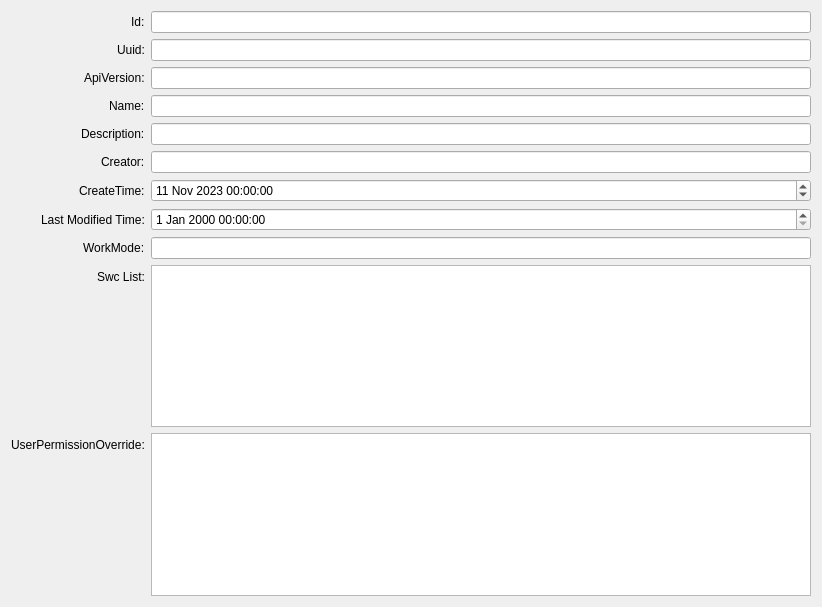
Above: src/ui/editorprojectmetainfo.ui from kiraYuukiAsuna/SwcDbmsQtClient before the change. Below: the same form after it.
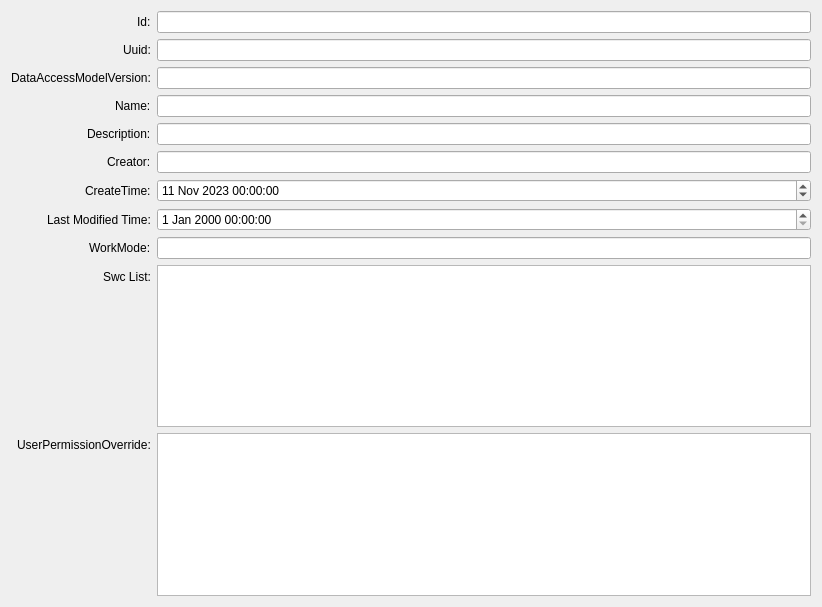
That is the form after the change.

```diff
--- a/src/ui/editorprojectmetainfo.ui
+++ b/src/ui/editorprojectmetainfo.ui
@@ -45,7 +45,7 @@
      <item row="2" column="0">
       <widget class="QLabel" name="label_3">
        <property name="text">
-        <string>ApiVersion:</string>
+        <string>DataAccessModelVersion:</string>
        </property>
       </widget>
      </item>
```
Left out of the diff: 2 changed lines with no effect on the pictures.
